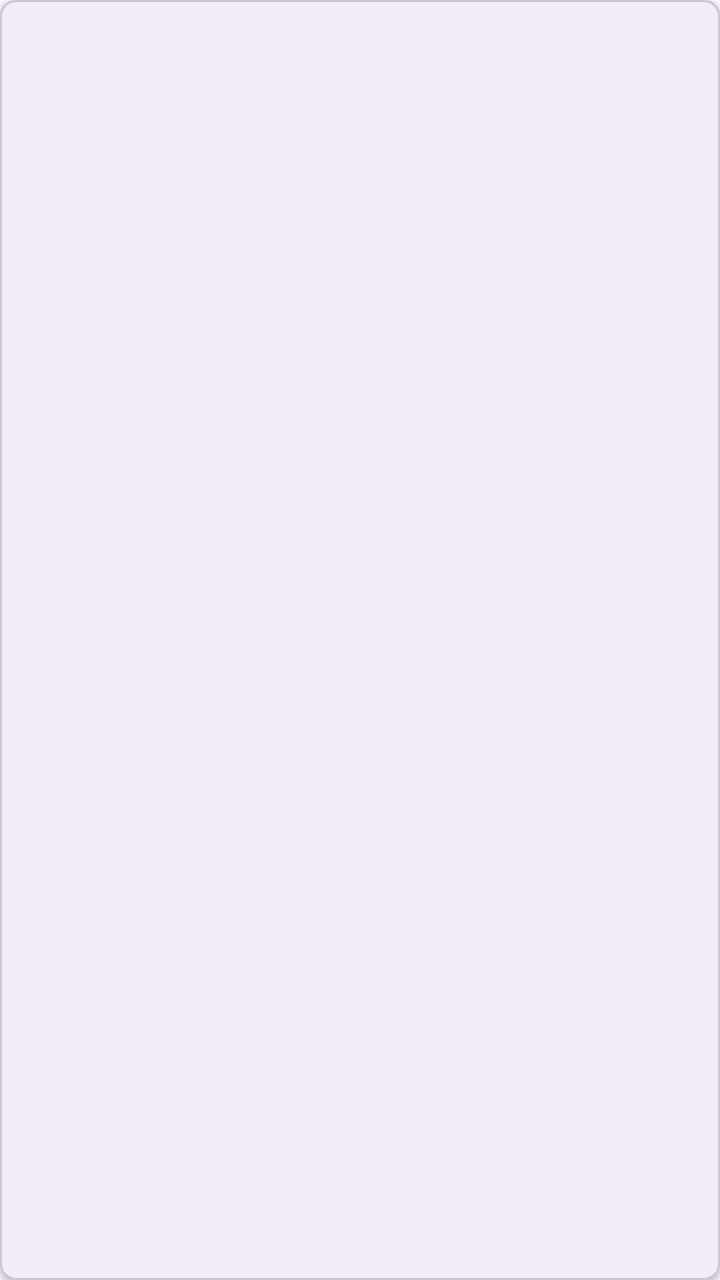
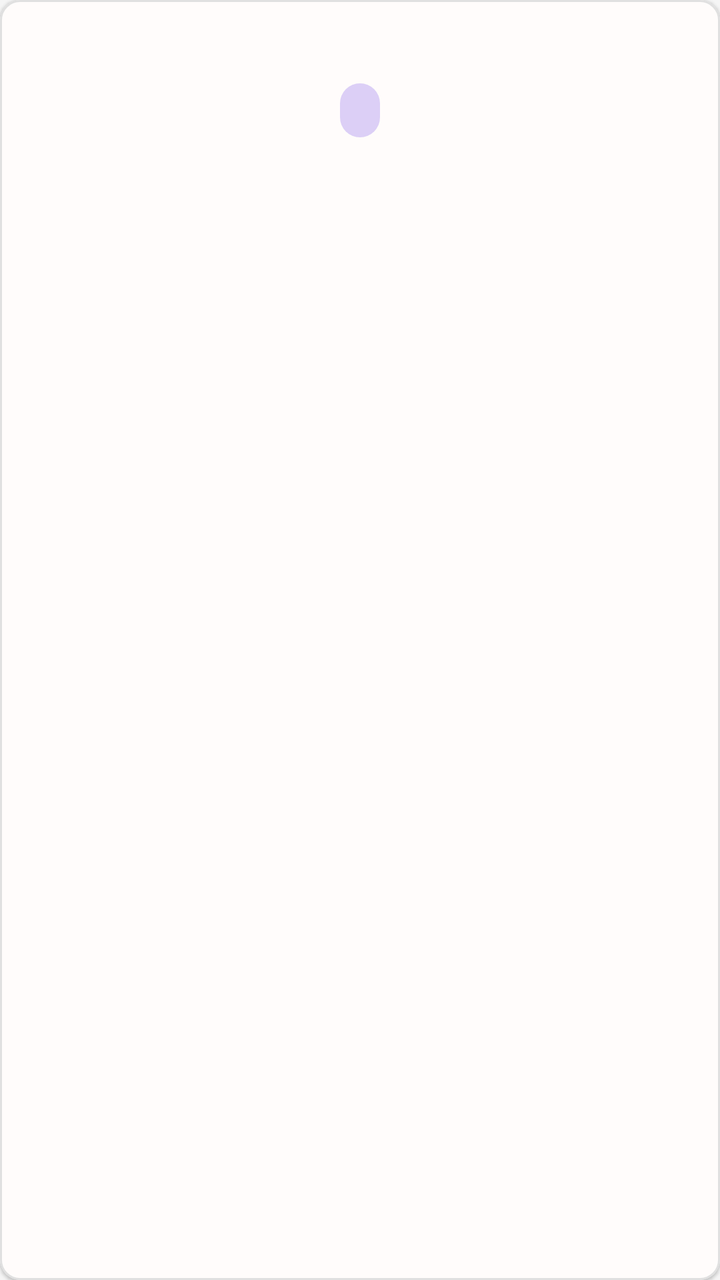

An Android layout rendered at two revisions. The XML below is the earlier revision; the diff shows what the commit changed to produce the second picture.
<!-- AndroidManifest.xml: application theme Theme.TASKFORGE -->
<!-- res/layout/item_finance.xml -->
<?xml version="1.0" encoding="utf-8"?>
<com.google.android.material.card.MaterialCardView xmlns:android="http://schemas.android.com/apk/res/android"
    xmlns:app="http://schemas.android.com/apk/res-auto"
    android:layout_width="match_parent"
    android:layout_height="wrap_content"
    android:layout_margin="8dp"
    app:cardElevation="2dp"
    app:cardCornerRadius="8dp">

    <androidx.constraintlayout.widget.ConstraintLayout
        android:layout_width="match_parent"
        android:layout_height="wrap_content"
        android:padding="16dp">

        <TextView
            android:id="@+id/tvAmount"
            android:layout_width="wrap_content"
            android:layout_height="wrap_content"
            android:textSize="20sp"
            android:textStyle="bold"
            app:layout_constraintEnd_toEndOf="parent"
            app:layout_constraintTop_toTopOf="parent"
            app:layout_constraintBottom_toBottomOf="parent" />

        <TextView
            android:id="@+id/tvTitle"
            android:layout_width="0dp"
            android:layout_height="wrap_content"
            android:textSize="16sp"
            android:textStyle="bold"
            app:layout_constraintStart_toStartOf="parent"
            app:layout_constraintTop_toTopOf="parent"
            app:layout_constraintEnd_toStartOf="@id/tvAmount"
            android:layout_marginEnd="16dp"/>

        <TextView
            android:id="@+id/tvCategory"
            android:layout_width="0dp"
            android:layout_height="wrap_content"
            android:textSize="14sp"
            android:layout_marginTop="4dp"
            app:layout_constraintStart_toStartOf="parent"
            app:layout_constraintTop_toBottomOf="@id/tvTitle"
            app:layout_constraintEnd_toStartOf="@id/tvAmount"
            android:layout_marginEnd="16dp"/>

        <TextView
            android:id="@+id/tvDate"
            android:layout_width="0dp"
            android:layout_height="wrap_content"
            android:textSize="12sp"
            android:textColor="@android:color/darker_gray"
            android:layout_marginTop="4dp"
            app:layout_constraintStart_toStartOf="parent"
            app:layout_constraintTop_toBottomOf="@id/tvCategory"
            app:layout_constraintEnd_toStartOf="@id/tvAmount"
            android:layout_marginEnd="16dp"/>

    </androidx.constraintlayout.widget.ConstraintLayout>
</com.google.android.material.card.MaterialCardView>
<!-- resources referenced by this layout -->
<resources>
  <style name="Base.Theme.TASKFORGE" parent="Theme.Material3.DayNight.NoActionBar">
          <item name="android:windowLightStatusBar">true</item>
          
          
      </style>
  <!-- unchanged entries left out for length: 1 -->
</resources>

<!-- the commit's change to res/layout/item_finance.xml (unified diff, before → after) -->
@@ -1,11 +1,10 @@
 <?xml version="1.0" encoding="utf-8"?>
 <com.google.android.material.card.MaterialCardView xmlns:android="http://schemas.android.com/apk/res/android"
     xmlns:app="http://schemas.android.com/apk/res-auto"
+    style="@style/Widget.TaskForge.CardView"
     android:layout_width="match_parent"
     android:layout_height="wrap_content"
-    android:layout_margin="8dp"
-    app:cardElevation="2dp"
-    app:cardCornerRadius="8dp">
+    android:layout_margin="8dp">
 
     <androidx.constraintlayout.widget.ConstraintLayout
         android:layout_width="match_parent"
@@ -16,8 +15,7 @@
             android:id="@+id/tvAmount"
             android:layout_width="wrap_content"
             android:layout_height="wrap_content"
-            android:textSize="20sp"
-            android:textStyle="bold"
+            android:textAppearance="@style/TextAppearance.TaskForge.Headline2"
             app:layout_constraintEnd_toEndOf="parent"
             app:layout_constraintTop_toTopOf="parent"
             app:layout_constraintBottom_toBottomOf="parent" />
@@ -26,8 +24,8 @@
             android:id="@+id/tvTitle"
             android:layout_width="0dp"
             android:layout_height="wrap_content"
-            android:textSize="16sp"
-            android:textStyle="bold"
+            android:textAppearance="@style/TextAppearance.TaskForge.Body"
+            android:textColor="@color/ui_heading_text"
             app:layout_constraintStart_toStartOf="parent"
             app:layout_constraintTop_toTopOf="parent"
             app:layout_constraintEnd_toStartOf="@id/tvAmount"
@@ -35,21 +33,20 @@
 
         <TextView
             android:id="@+id/tvCategory"
-            android:layout_width="0dp"
+            android:layout_width="wrap_content"
             android:layout_height="wrap_content"
-            android:textSize="14sp"
+            style="@style/Widget.TaskForge.Tag"
             android:layout_marginTop="4dp"
             app:layout_constraintStart_toStartOf="parent"
             app:layout_constraintTop_toBottomOf="@id/tvTitle"
-            app:layout_constraintEnd_toStartOf="@id/tvAmount"
-            android:layout_marginEnd="16dp"/>
+            app:layout_constraintEnd_toStartOf="@id/tvAmount" />
 
         <TextView
             android:id="@+id/tvDate"
             android:layout_width="0dp"
             android:layout_height="wrap_content"
-            android:textSize="12sp"
-            android:textColor="@android:color/darker_gray"
+            android:textAppearance="@style/TextAppearance.TaskForge.Caption"
+            android:textColor="@color/ui_hint_text"
             android:layout_marginTop="4dp"
             app:layout_constraintStart_toStartOf="parent"
             app:layout_constraintTop_toBottomOf="@id/tvCategory"
<!-- resource entries referenced after the edit -->
@@ -1,9 +1,123 @@
 <!-- resources referenced by this layout -->
 <resources>
+  <color name="ui_heading_text">#212121</color>
+  <color name="ui_hint_text">#8E8E8E</color>
+  <style name="TextAppearance.TaskForge.Body" parent="TextAppearance.Material3.BodyLarge">
+          <item name="android:textSize">16sp</item>
+          <item name="android:textStyle">normal</item>
+          <item name="android:fontFamily">sans-serif</item>
+          <item name="android:textColor">@color/ui_body_text</item>
+      </style>
+  <style name="TextAppearance.TaskForge.Caption" parent="TextAppearance.Material3.BodyMedium">
+          <item name="android:textSize">14sp</item>
+          <item name="android:textStyle">normal</item>
+          <item name="android:fontFamily">sans-serif-medium</item>
+          <item name="android:textColor">@color/ui_hint_text</item>
+      </style>
+  <style name="TextAppearance.TaskForge.Headline2" parent="TextAppearance.Material3.TitleLarge">
+          <item name="android:textSize">20sp</item>
+          <item name="android:textStyle">normal</item>
+          <item name="android:fontFamily">sans-serif-medium</item>
+          <item name="android:textColor">@color/ui_heading_text</item>
+      </style>
+  <style name="Widget.TaskForge.CardView" parent="Widget.MaterialComponents.CardView">
+          <item name="strokeColor">@color/ui_card_border</item>
+          <item name="strokeWidth">1dp</item>
+          <item name="cardCornerRadius">10dp</item>
+          <item name="cardElevation">1dp</item>
+          <item name="cardBackgroundColor">@color/white</item>
+      </style>
+  <style name="Widget.TaskForge.Tag" parent="Widget.MaterialComponents.TextView">
+          <item name="android:background">@drawable/bg_tag</item>
+          <item name="android:paddingStart">10dp</item>
+          <item name="android:paddingTop">4dp</item>
+          <item name="android:paddingEnd">10dp</item>
+          <item name="android:paddingBottom">4dp</item>
+          <item name="android:textColor">@color/ui_heading_text</item>
+          <item name="android:textSize">14sp</item>
+          <item name="android:fontFamily">sans-serif-medium</item>
+      </style>
+  <color name="ui_body_text">#4A4A4A</color>
+  <color name="ui_card_border">#E0E0E0</color>
+  <color name="white">#FFFFFFFF</color>
+  <!-- drawable bg_tag (drawable) -->
+  <?xml version="1.0" encoding="utf-8"?>
+  <shape xmlns:android="http://schemas.android.com/apk/res/android" android:shape="rectangle">
+      <solid android:color="@color/ui_accent_secondary" />
+      <corners android:radius="12dp" />
+  </shape>
   <style name="Base.Theme.TASKFORGE" parent="Theme.Material3.DayNight.NoActionBar">
           <item name="android:windowLightStatusBar">true</item>
-          
-          
+          <item name="colorPrimary">@color/ui_accent_primary</item>
+          <item name="colorOnPrimary">@color/white</item>
+          <item name="colorSecondary">@color/ui_accent_secondary</item>
+          <item name="colorOnSecondary">@color/ui_heading_text</item>
+          <item name="android:colorBackground">@color/ui_background</item>
+          <item name="colorSurface">@color/white</item>
+          <item name="colorOnSurface">@color/ui_body_text</item>
+          <item name="colorOnSurfaceVariant">@color/ui_hint_text</item>
+          <item name="android:windowBackground">@color/ui_background</item>
+          <item name="android:navigationBarColor">@color/white</item>
+          <item name="android:statusBarColor">@color/ui_background</item>
+          <item name="android:fontFamily">sans-serif</item>
+          <item name="textAppearanceHeadlineLarge">@style/TextAppearance.TaskForge.Headline1</item>
+          <item name="textAppearanceTitleLarge">@style/TextAppearance.TaskForge.Headline2</item>
+          <item name="textAppearanceBodyLarge">@style/TextAppearance.TaskForge.Body</item>
+          <item name="textAppearanceBodyMedium">@style/TextAppearance.TaskForge.Caption</item>
+          <item name="materialButtonStyle">@style/Widget.TaskForge.Button.Primary</item>
+          <item name="materialCardViewStyle">@style/Widget.TaskForge.CardView</item>
+          <item name="floatingActionButtonStyle">@style/Widget.TaskForge.FAB</item>
+          <item name="textInputStyle">@style/Widget.TaskForge.TextInputLayout</item>
+          <item name="editTextStyle">@style/Widget.TaskForge.EditText</item>
+          <item name="bottomNavigationStyle">@style/Widget.TaskForge.BottomNavigationView</item>
+          <item name="materialAlertDialogTheme">@style/ThemeOverlay.TaskForge.MaterialAlertDialog</item>
+      </style>
+  <color name="ui_accent_secondary">#DCCFF6</color>
+  <color name="ui_accent_primary">#FFCCB6</color>
+  <color name="ui_background">#F5F5F5</color>
+  <style name="TextAppearance.TaskForge.Headline1" parent="TextAppearance.Material3.HeadlineLarge">
+          <item name="android:textSize">24sp</item>
+          <item name="android:textStyle">bold</item>
+          <item name="android:fontFamily">sans-serif</item>
+          <item name="android:textColor">@color/ui_heading_text</item>
+      </style>
+  <style name="Widget.TaskForge.Button.Primary" parent="Widget.MaterialComponents.Button">
+          <item name="android:minHeight">48dp</item>
+          <item name="cornerRadius">8dp</item>
+          <item name="backgroundTint">@color/ui_accent_primary</item>
+          <item name="android:textColor">@color/white</item>
+          <item name="android:textStyle">bold</item>
+          <item name="android:fontFamily">sans-serif-medium</item>
+      </style>
+  <style name="Widget.TaskForge.FAB" parent="Widget.MaterialComponents.FloatingActionButton">
+          <item name="backgroundTint">@color/ui_accent_primary</item>
+          <item name="tint">@color/white</item>
+      </style>
+  <style name="Widget.TaskForge.TextInputLayout" parent="Widget.MaterialComponents.TextInputLayout.OutlinedBox">
+          <item name="boxBackgroundColor">@color/white</item>
+          <item name="boxStrokeColor">@color/ui_accent_secondary</item>
+          <item name="boxStrokeWidth">1dp</item>
+          <item name="boxStrokeWidthFocused">2dp</item>
+          <item name="hintTextColor">@color/ui_hint_text</item>
+      </style>
+  <style name="Widget.TaskForge.EditText" parent="Widget.MaterialComponents.TextInputEditText.OutlinedBox">
+          <item name="android:textColor">@color/ui_body_text</item>
+          <item name="android:textColorHint">@color/ui_hint_text</item>
+          <item name="android:textSize">16sp</item>
+          <item name="android:fontFamily">sans-serif</item>
+      </style>
+  <style name="Widget.TaskForge.BottomNavigationView" parent="Widget.MaterialComponents.BottomNavigationView">
+          <item name="itemIconTint">@color/bottom_nav_tint</item>
+          <item name="itemTextColor">@color/bottom_nav_tint</item>
+          <item name="android:background">@color/white</item>
+      </style>
+  <style name="ThemeOverlay.TaskForge.MaterialAlertDialog" parent="ThemeOverlay.MaterialComponents.MaterialAlertDialog">
+          <item name="materialAlertDialogBodyTextStyle">@style/TextAppearance.TaskForge.Body</item>
+          <item name="shapeAppearanceOverlay">@style/ShapeAppearanceOverlay.TaskForge.Dialog</item>
+      </style>
+  <style name="ShapeAppearanceOverlay.TaskForge.Dialog" parent="">
+          <item name="cornerFamily">rounded</item>
+          <item name="cornerSize">20dp</item>
       </style>
   <!-- unchanged entries left out for length: 1 -->
 </resources>
